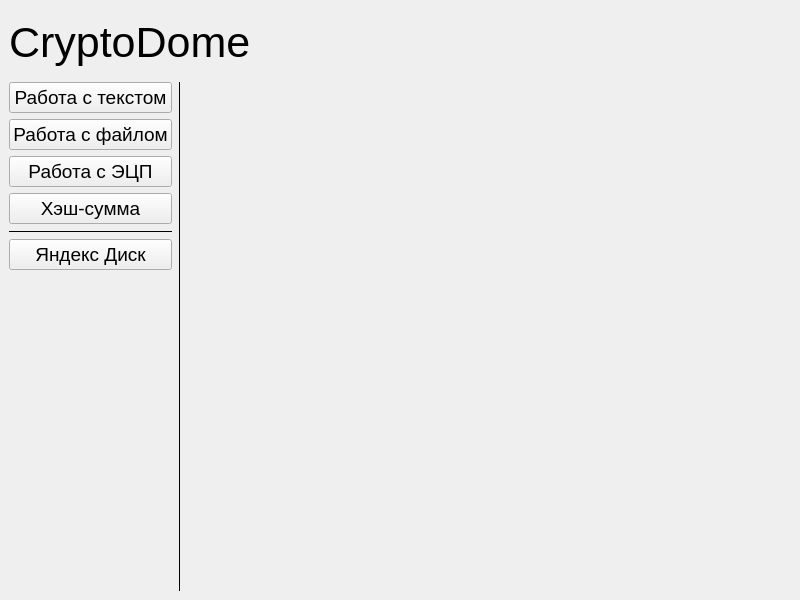
This is CryptoDome/mainwindow.ui in TuzkoZ/CryptoDome as Qt 5 draws it before an edit. The edited form follows.
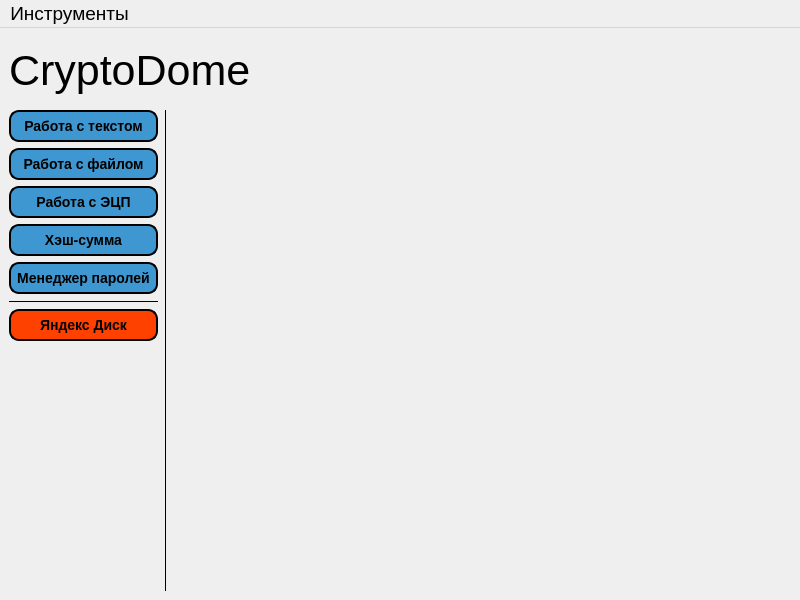
This is the edited form.

Commit message: PassMngr is ready

```diff
--- a/CryptoDome/mainwindow.ui
+++ b/CryptoDome/mainwindow.ui
@@ -10,13 +10,22 @@
     <height>600</height>
    </rect>
   </property>
+  <property name="font">
+   <font>
+    <family>Arial</family>
+    <pointsize>14</pointsize>
+   </font>
+  </property>
   <property name="windowTitle">
    <string>MainWindow</string>
   </property>
   <widget class="QWidget" name="centralwidget">
-   <layout class="QVBoxLayout" name="verticalLayout_3">
-    <item>
+   <layout class="QGridLayout" name="gridLayout">
+    <item row="0" column="0">
      <widget class="QWidget" name="widget_3" native="true">
+      <property name="styleSheet">
+       <string notr="true"/>
+      </property>
       <layout class="QVBoxLayout" name="verticalLayout_2">
        <property name="leftMargin">
         <number>0</number>
@@ -30,7 +39,7 @@
           </font>
          </property>
          <property name="styleSheet">
-          <string notr="true">color: rgb(0, 0, 0);</string>
+          <string notr="true"/>
          </property>
          <property name="text">
           <string>CryptoDome</string>
@@ -40,7 +49,7 @@
       </layout>
      </widget>
     </item>
-    <item>
+    <item row="1" column="0">
      <layout class="QHBoxLayout" name="horizontalLayout">
       <item>
        <widget class="QWidget" name="widget" native="true">
@@ -68,9 +77,37 @@
            <property name="font">
             <font>
              <family>Arial</family>
-             <pointsize>14</pointsize>
+             <pointsize>-1</pointsize>
+             <weight>75</weight>
+             <italic>false</italic>
+             <bold>true</bold>
             </font>
            </property>
+           <property name="styleSheet">
+            <string notr="true">QPushButton
+{
+	background-color: rgb(62, 151, 209);
+     border-style: outset;
+     border-width: 2px;
+     border-radius: 10px;
+     border-color: black;
+     font: bold 14px;
+     min-width: 10em;
+     padding: 6px;
+}
+QPushButton:hover
+{
+	background-color: rgb(10, 103, 163);
+     border-style: outset;
+     border-width: 2px;
+     border-radius: 10px;
+     border-color: black;
+     font: bold 14px;
+     min-width: 10em;
+     padding: 6px;
+	color: white;
+}</string>
+           </property>
            <property name="text">
             <string>Работа с текстом</string>
            </property>
@@ -81,9 +118,37 @@
            <property name="font">
             <font>
              <family>Arial</family>
-             <pointsize>14</pointsize>
+             <pointsize>-1</pointsize>
+             <weight>75</weight>
+             <italic>false</italic>
+             <bold>true</bold>
             </font>
            </property>
+           <property name="styleSheet">
+            <string notr="true">QPushButton
+{
+	background-color: rgb(62, 151, 209);
+     border-style: outset;
+     border-width: 2px;
+     border-radius: 10px;
+     border-color: black;
+     font: bold 14px;
+     min-width: 10em;
+     padding: 6px;
+}
+QPushButton:hover
+{
+	background-color: rgb(10, 103, 163);
+     border-style: outset;
+     border-width: 2px;
+     border-radius: 10px;
+     border-color: black;
+     font: bold 14px;
+     min-width: 10em;
+     padding: 6px;
+	color: white;
+}</string>
+           </property>
            <property name="text">
             <string>Работа с файлом</string>
            </property>
@@ -94,9 +159,37 @@
            <property name="font">
             <font>
              <family>Arial</family>
-             <pointsize>14</pointsize>
+             <pointsize>-1</pointsize>
+             <weight>75</weight>
+             <italic>false</italic>
+             <bold>true</bold>
             </font>
            </property>
+           <property name="styleSheet">
+            <string notr="true">QPushButton
+{
+	background-color: rgb(62, 151, 209);
+     border-style: outset;
+     border-width: 2px;
+     border-radius: 10px;
+     border-color: black;
+     font: bold 14px;
+     min-width: 10em;
+     padding: 6px;
+}
+QPushButton:hover
+{
+	background-color: rgb(10, 103, 163);
+     border-style: outset;
+     border-width: 2px;
+     border-radius: 10px;
+     border-color: black;
+     font: bold 14px;
+     min-width: 10em;
+     padding: 6px;
+	color: white;
+}</string>
+           </property>
            <property name="text">
             <string>Работа с ЭЦП</string>
            </property>
@@ -107,14 +200,83 @@
            <property name="font">
             <font>
              <family>Arial</family>
-             <pointsize>14</pointsize>
+             <pointsize>-1</pointsize>
+             <weight>75</weight>
+             <italic>false</italic>
+             <bold>true</bold>
             </font>
            </property>
+           <property name="styleSheet">
+            <string notr="true">QPushButton
+{
+	background-color: rgb(62, 151, 209);
+     border-style: outset;
+     border-width: 2px;
+     border-radius: 10px;
+     border-color: black;
+     font: bold 14px;
+     min-width: 10em;
+     padding: 6px;
+}
+QPushButton:hover
+{
+	background-color: rgb(10, 103, 163);
+     border-style: outset;
+     border-width: 2px;
+     border-radius: 10px;
+     border-color: black;
+     font: bold 14px;
+     min-width: 10em;
+     padding: 6px;
+	color: white;
+}</string>
+           </property>
            <property name="text">
             <string>Хэш-сумма</string>
            </property>
           </widget>
          </item>
+         <item>
+          <widget class="QPushButton" name="btnPassMngr">
+           <property name="font">
+            <font>
+             <family>Arial</family>
+             <pointsize>-1</pointsize>
+             <weight>75</weight>
+             <italic>false</italic>
+             <bold>true</bold>
+            </font>
+           </property>
+           <property name="styleSheet">
+            <string notr="true">QPushButton
+{
+	background-color: rgb(62, 151, 209);
+     border-style: outset;
+     border-width: 2px;
+     border-radius: 10px;
+     border-color: black;
+     font: bold 14px;
+     min-width: 10em;
+     padding: 6px;
+}
+QPushButton:hover
+{
+	background-color: rgb(10, 103, 163);
+     border-style: outset;
+     border-width: 2px;
+     border-radius: 10px;
+     border-color: black;
+     font: bold 14px;
+     min-width: 10em;
+     padding: 6px;
+	color: white;
+}</string>
+           </property>
+           <property name="text">
+            <string>Менеджер паролей</string>
+           </property>
+          </widget>
+         </item>
          <item>
           <widget class="Line" name="line_2">
            <property name="frameShadow">
@@ -130,9 +292,37 @@
            <property name="font">
             <font>
              <family>Arial</family>
-             <pointsize>14</pointsize>
+             <pointsize>-1</pointsize>
+             <weight>75</weight>
+             <italic>false</italic>
+             <bold>true</bold>
             </font>
            </property>
+           <property name="styleSheet">
+            <string notr="true">QPushButton
+{
+	background-color: #FF4100;
+     border-style: outset;
+     border-width: 2px;
+     border-radius: 10px;
+     border-color: black;
+     font: bold 14px;
+     min-width: 10em;
+     padding: 6px;
+}
+QPushButton:hover
+{
+	background-color: rgb(10, 103, 163);
+     border-style: outset;
+     border-width: 2px;
+     border-radius: 10px;
+     border-color: black;
+     font: bold 14px;
+     min-width: 10em;
+     padding: 6px;
+	color: white;
+}</string>
+           </property>
            <property name="text">
             <string>Яндекс Диск</string>
            </property>
@@ -201,6 +391,29 @@
     </item>
    </layout>
   </widget>
+  <widget class="QMenuBar" name="menuBar">
+   <property name="geometry">
+    <rect>
+     <x>0</x>
+     <y>0</y>
+     <width>800</width>
+     <height>27</height>
+    </rect>
+   </property>
+   <property name="defaultUp">
+    <bool>false</bool>
+   </property>
+   <property name="nativeMenuBar">
+    <bool>true</bool>
+   </property>
+   <widget class="QMenu" name="menu">
+    <property name="title">
+     <string>Инструменты</string>
+    </property>
+    <addaction name="actionGenPassword"/>
+   </widget>
+   <addaction name="menu"/>
+  </widget>
   <action name="actionShowFileModePanel">
    <property name="text">
     <string>Работа с файлом</string>
```
Left out of the diff: 11 changed lines with no effect on the pictures. The commit also changes 35 other files.
